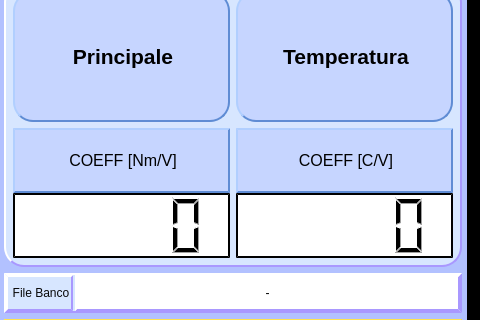
The window that Qt Creator/View_QT_SetupPage.ui (Mixer97/tesi_triennale) describes before a commit, drawn with Qt 5; both pictures show x 496 to 976 and y 180 to 500 of the 976 by 647 pixel window.
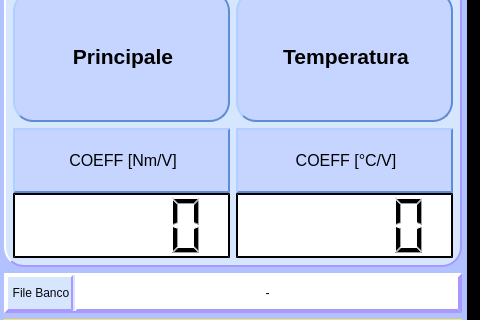
The same window after the commit.

Patch:
```diff
--- a/Qt Creator/View_QT_SetupPage.ui
+++ b/Qt Creator/View_QT_SetupPage.ui
@@ -1349,7 +1349,7 @@
 </string>
                   </property>
                   <property name="text">
-                   <string>&lt;html&gt;&lt;head/&gt;&lt;body&gt;&lt;p align=&quot;center&quot;&gt;&lt;span style=&quot; font-size:12pt;&quot;&gt;COEFF [C/V]&lt;/span&gt;&lt;/p&gt;&lt;/body&gt;&lt;/html&gt;</string>
+                   <string>&lt;html&gt;&lt;head/&gt;&lt;body&gt;&lt;p align=&quot;center&quot;&gt;&lt;span style=&quot; font-size:12pt;&quot;&gt;COEFF [°C/V]&lt;/span&gt;&lt;/p&gt;&lt;/body&gt;&lt;/html&gt;</string>
                   </property>
                   <property name="textFormat">
                    <enum>Qt::RichText</enum>
```
